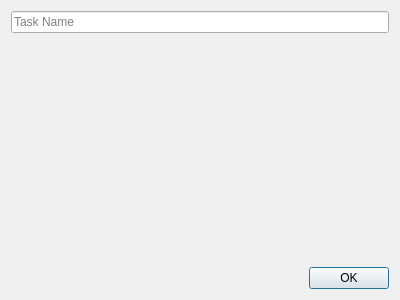
Before: the Qt Designer form newtask.ui in ReubenKabiti/qt-todo-list, drawn with Qt 5.
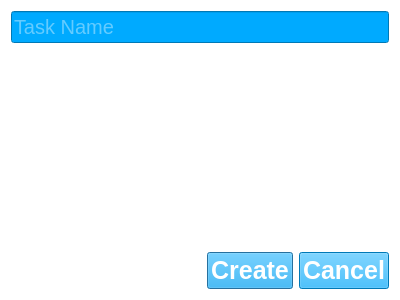
After: the same form once the commit is applied.

The edit to the form file:
```diff
--- a/newtask.ui
+++ b/newtask.ui
@@ -13,6 +13,26 @@
   <property name="windowTitle">
    <string>New task</string>
   </property>
+  <property name="styleSheet">
+   <string notr="true">#NewTask
+{
+	background-color: white;
+}
+#okButton, #cancelButton
+{
+	background-color: rgb(0, 170, 255);
+	color: white;
+	font-weight: bold;
+	font-size: 25px;
+}
+
+#taskName
+{
+	background-color: rgb(0, 170, 255);
+	color: rgb(255, 255, 255, 200);
+	font-size: 20px;
+}</string>
+  </property>
   <layout class="QVBoxLayout" name="verticalLayout">
    <item>
     <widget class="QLineEdit" name="taskName">
@@ -52,7 +72,14 @@
      <item>
       <widget class="QPushButton" name="okButton">
        <property name="text">
-        <string>OK</string>
+        <string>Create</string>
+       </property>
+      </widget>
+     </item>
+     <item>
+      <widget class="QPushButton" name="cancelButton">
+       <property name="text">
+        <string>Cancel</string>
        </property>
       </widget>
      </item>
```
